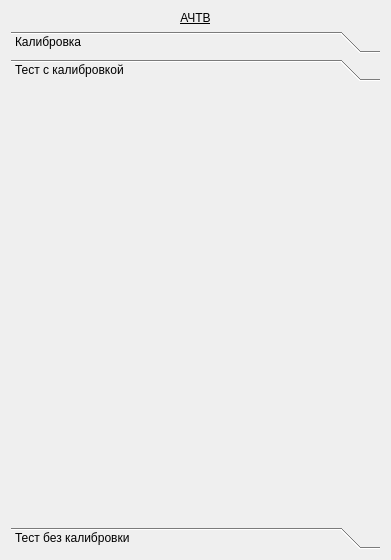
This is choisedialog/ko2.ui in krang4d/Agrekola as Qt 5 draws it before an edit. The edited form follows.
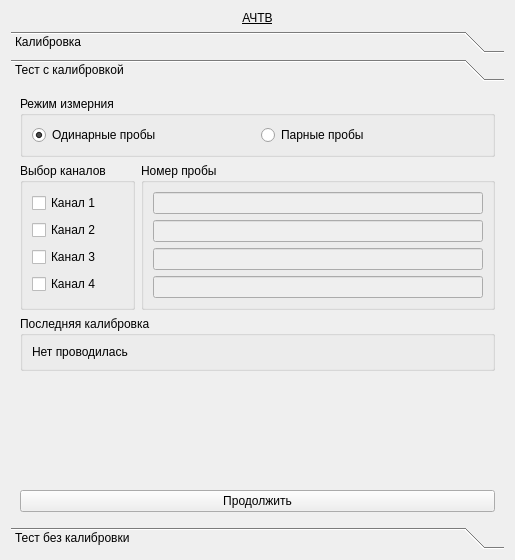
This is the edited form. The open tabs and pages were chosen to show the change.

What changed in the file:
```diff
--- a/choisedialog/ko2.ui
+++ b/choisedialog/ko2.ui
@@ -6,7 +6,7 @@
    <rect>
     <x>0</x>
     <y>0</y>
-    <width>391</width>
+    <width>515</width>
     <height>560</height>
    </rect>
   </property>
@@ -218,37 +218,16 @@
        <rect>
         <x>0</x>
         <y>0</y>
-        <width>373</width>
+        <width>497</width>
         <height>442</height>
        </rect>
       </property>
       <attribute name="label">
        <string>Тест с калибровкой</string>
       </attribute>
-      <layout class="QVBoxLayout" name="verticalLayout_9">
+      <layout class="QVBoxLayout" name="verticalLayout_4">
        <item>
-        <widget class="QStackedWidget" name="stackedWidget">
-         <widget class="QWidget" name="page"/>
-         <widget class="QWidget" name="page_4"/>
-        </widget>
-       </item>
-      </layout>
-     </widget>
-     <widget class="QWidget" name="page_3">
-      <property name="geometry">
-       <rect>
-        <x>0</x>
-        <y>0</y>
-        <width>373</width>
-        <height>442</height>
-       </rect>
-      </property>
-      <attribute name="label">
-       <string>Тест без калибровки</string>
-      </attribute>
-      <layout class="QVBoxLayout" name="verticalLayout_7">
-       <item>
-        <widget class="QGroupBox" name="groupBox_probe">
+        <widget class="QGroupBox" name="groupBox_probe_2">
          <property name="sizePolicy">
           <sizepolicy hsizetype="Preferred" vsizetype="Fixed">
            <horstretch>0</horstretch>
@@ -286,9 +265,176 @@
         </widget>
        </item>
        <item>
-        <layout class="QFormLayout" name="formLayout_2">
+        <layout class="QFormLayout" name="formLayout_test1">
          <item row="0" column="0">
-          <widget class="QGroupBox" name="groupBox_ch">
+          <widget class="QGroupBox" name="groupBox_test1chls">
+           <property name="title">
+            <string>Выбор каналов</string>
+           </property>
+           <layout class="QVBoxLayout" name="verticalLayout_9">
+            <item>
+             <widget class="QCheckBox" name="checkBox_test1ch1">
+              <property name="text">
+               <string>Канал 1</string>
+              </property>
+             </widget>
+            </item>
+            <item>
+             <widget class="QCheckBox" name="checkBox_test1ch2">
+              <property name="text">
+               <string>Канал 2</string>
+              </property>
+             </widget>
+            </item>
+            <item>
+             <widget class="QCheckBox" name="checkBox_test1ch3">
+              <property name="text">
+               <string>Канал 3</string>
+              </property>
+             </widget>
+            </item>
+            <item>
+             <widget class="QCheckBox" name="checkBox_test1ch4">
+              <property name="text">
+               <string>Канал 4</string>
+              </property>
+             </widget>
+            </item>
+           </layout>
+          </widget>
+         </item>
+         <item row="0" column="1">
+          <widget class="QGroupBox" name="groupBox_test1probs">
+           <property name="title">
+            <string>Номер пробы</string>
+           </property>
+           <layout class="QVBoxLayout" name="verticalLayout_10">
+            <item>
+             <widget class="QLineEdit" name="lineEdit_test1ch1">
+              <property name="enabled">
+               <bool>false</bool>
+              </property>
+             </widget>
+            </item>
+            <item>
+             <widget class="QLineEdit" name="lineEdit_test1ch2">
+              <property name="enabled">
+               <bool>false</bool>
+              </property>
+             </widget>
+            </item>
+            <item>
+             <widget class="QLineEdit" name="lineEdit_test1ch3">
+              <property name="enabled">
+               <bool>false</bool>
+              </property>
+             </widget>
+            </item>
+            <item>
+             <widget class="QLineEdit" name="lineEdit_test1ch4">
+              <property name="enabled">
+               <bool>false</bool>
+              </property>
+             </widget>
+            </item>
+           </layout>
+          </widget>
+         </item>
+        </layout>
+       </item>
+       <item>
+        <widget class="QGroupBox" name="groupBox_test1calib">
+         <property name="title">
+          <string>Последняя калибровка</string>
+         </property>
+         <layout class="QFormLayout" name="formLayout_6">
+          <item row="0" column="0">
+           <widget class="QLabel" name="label_test1calibr_data">
+            <property name="text">
+             <string>Нет проводилась</string>
+            </property>
+           </widget>
+          </item>
+         </layout>
+        </widget>
+       </item>
+       <item>
+        <spacer name="verticalSpacer_test1">
+         <property name="orientation">
+          <enum>Qt::Vertical</enum>
+         </property>
+         <property name="sizeType">
+          <enum>QSizePolicy::MinimumExpanding</enum>
+         </property>
+         <property name="sizeHint" stdset="0">
+          <size>
+           <width>422</width>
+           <height>63</height>
+          </size>
+         </property>
+        </spacer>
+       </item>
+       <item>
+        <widget class="QPushButton" name="pushButton_test1">
+         <property name="text">
+          <string>Продолжить</string>
+         </property>
+        </widget>
+       </item>
+      </layout>
+     </widget>
+     <widget class="QWidget" name="page_test2">
+      <property name="geometry">
+       <rect>
+        <x>0</x>
+        <y>0</y>
+        <width>497</width>
+        <height>442</height>
+       </rect>
+      </property>
+      <attribute name="label">
+       <string>Тест без калибровки</string>
+      </attribute>
+      <layout class="QVBoxLayout" name="verticalLayout_7">
+       <item>
+        <widget class="QGroupBox" name="groupBox_probe">
+         <property name="sizePolicy">
+          <sizepolicy hsizetype="Preferred" vsizetype="Fixed">
+           <horstretch>0</horstretch>
+           <verstretch>0</verstretch>
+          </sizepolicy>
+         </property>
+         <property name="title">
+          <string notr="true">Режим измерния</string>
+         </property>
+         <property name="flat">
+          <bool>false</bool>
+         </property>
+         <property name="checkable">
+          <bool>false</bool>
+         </property>
+         <layout class="QVBoxLayout" name="verticalLayout_8">
+          <item>
+           <widget class="QRadioButton" name="radioButton_test2single">
+            <property name="text">
+             <string>Одиночные  пробы</string>
+            </property>
+           </widget>
+          </item>
+          <item>
+           <widget class="QRadioButton" name="radioButton_test2double">
+            <property name="text">
+             <string>Парные пробы</string>
+            </property>
+           </widget>
+          </item>
+         </layout>
+        </widget>
+       </item>
+       <item>
+        <layout class="QFormLayout" name="formLayout_test2_0">
+         <item row="0" column="0">
+          <widget class="QGroupBox" name="groupBox_test2chls">
            <property name="title">
             <string>Выбор каналов</string>
            </property>
```
Left out of the diff: 137 changed lines with no effect on the pictures.
